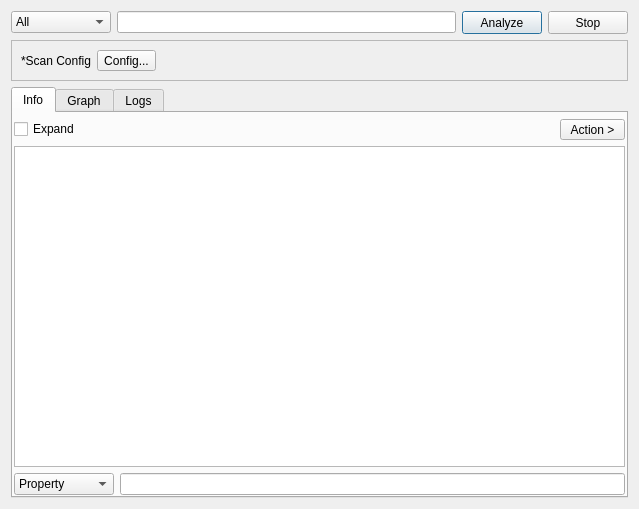
First picture: the form in gui/src/tools/ASNTool.ui, repository 3nock/OTE, before the edit.
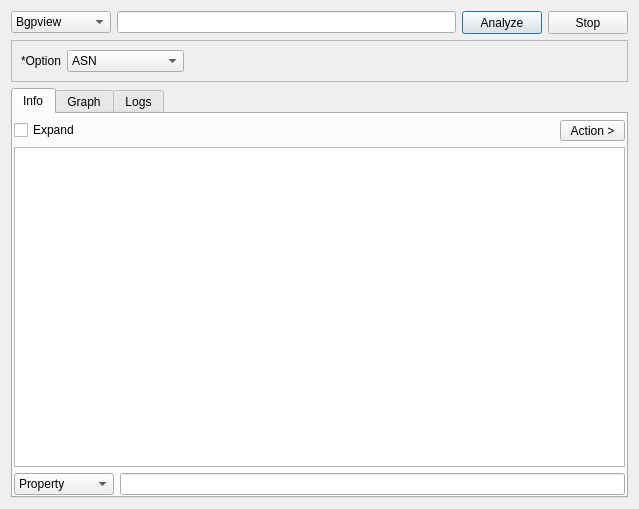
Second picture: the form after the edit.

Commit message: added ASN tool

```diff
--- a/gui/src/tools/ASNTool.ui
+++ b/gui/src/tools/ASNTool.ui
@@ -26,7 +26,7 @@
        </property>
        <item>
         <property name="text">
-         <string>All</string>
+         <string>Bgpview</string>
         </property>
        </item>
        <item>
@@ -79,15 +79,33 @@
       <item>
        <widget class="QLabel" name="label">
         <property name="text">
-         <string>*Scan Config</string>
+         <string>*Option</string>
         </property>
        </widget>
       </item>
       <item>
-       <widget class="QToolButton" name="buttonConfig">
-        <property name="text">
-         <string>Config...</string>
+       <widget class="QComboBox" name="comboBoxOption">
+        <property name="minimumSize">
+         <size>
+          <width>100</width>
+          <height>0</height>
+         </size>
         </property>
+        <item>
+         <property name="text">
+          <string>ASN</string>
+         </property>
+        </item>
+        <item>
+         <property name="text">
+          <string>ASN PEERS</string>
+         </property>
+        </item>
+        <item>
+         <property name="text">
+          <string>ASN PREFIXES</string>
+         </property>
+        </item>
        </widget>
       </item>
       <item>
```
Left out of the diff: 2 changed lines with no effect on the pictures. The commit also changes 17 other files.
